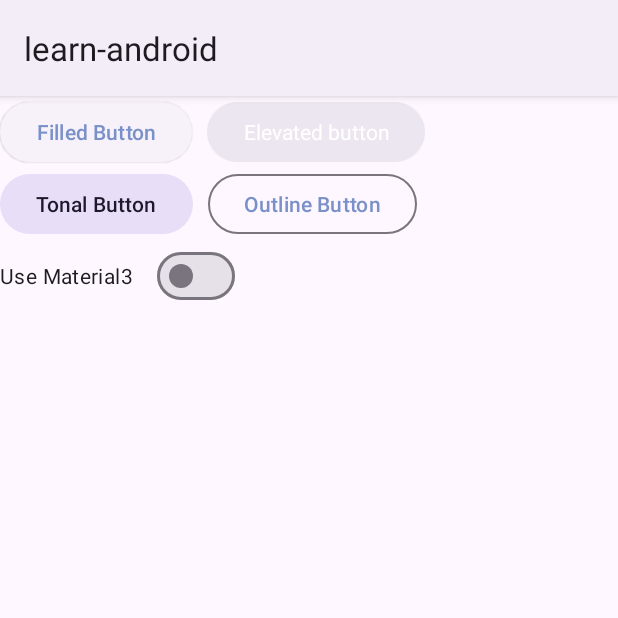
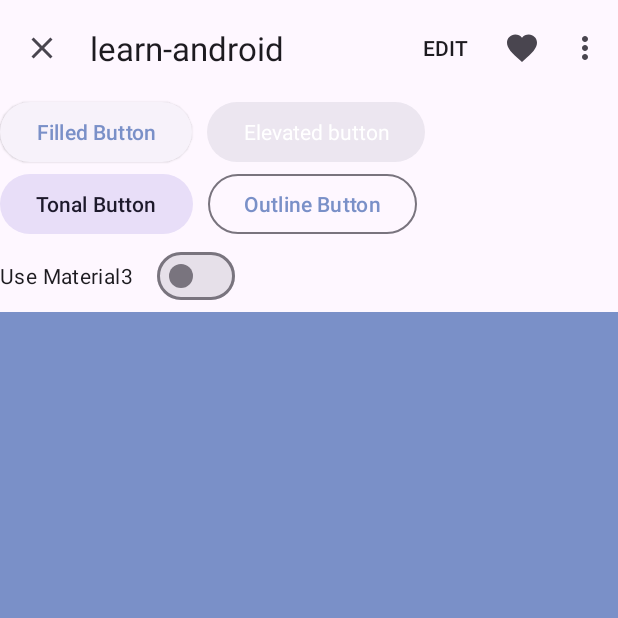
Before and after one commit to hujiejeff/learn-android, an Android app: the Material3DemoActivity screen opened directly, with no data from a screen before it, on a phone screen of 412 x 824 dp, the top half of it. Run offline under Robolectric (Android 15) with nearby library versions, the phone set to English and light mode, and no system bars; libraries missing offline, so code that uses them is left out: com.blankj.utilcode, io.github.inflationx.calligraphy3, io.github.inflationx.viewpump; Roboto replaces fonts that are not available here; 2 statements that could not run were skipped.

Commit message:
material3风格toolbar

```diff
--- a/app/src/main/java/com/hujiejeff/learn_android/material3/Material3DemoActivity.kt
+++ b/app/src/main/java/com/hujiejeff/learn_android/material3/Material3DemoActivity.kt
@@ -1,12 +1,15 @@
 package com.hujiejeff.learn_android.material3
 
+import android.view.View
+import androidx.core.view.ViewCompat
+import androidx.core.view.WindowInsetsCompat
 import com.blankj.utilcode.util.AppUtils
-import com.blankj.utilcode.util.SPUtils
-import com.blankj.utilcode.util.Utils
-import com.google.common.eventbus.EventBus
+import com.blankj.utilcode.util.BarUtils
+import com.blankj.utilcode.util.SnackbarUtils
+import com.google.android.material.shape.MaterialShapeDrawable
+import com.hujiejeff.learn_android.R
 import com.hujiejeff.learn_android.base.BaseActivity
 import com.hujiejeff.learn_android.base.CommonApplication
-import com.hujiejeff.learn_android.databinding.ActivityConstrainLayoutHomeDemoBinding
 import com.hujiejeff.learn_android.databinding.ActivityMaterial3DemoBinding
 
 class Material3DemoActivity: BaseActivity<ActivityMaterial3DemoBinding>() {
@@ -16,5 +19,42 @@ class Material3DemoActivity: BaseActivity<ActivityMaterial3DemoBinding>() {
             CommonApplication.get().setMaterial3Theme(isChecked)
             AppUtils.relaunchApp()
         }
+
+
+        BarUtils.setStatusBarLightMode(window, true)
+        appbarLayout.statusBarForeground = MaterialShapeDrawable.createWithElevationOverlay(this@Material3DemoActivity)
+        topAppBar.setNavigationOnClickListener {
+            // Handle navigation icon press
+            onBackPressed()
+        }
+
+        ViewCompat.setOnApplyWindowInsetsListener(
+            root
+        ) { v: View?, insetsCompat: WindowInsetsCompat ->
+            val insets = insetsCompat.getInsets(WindowInsetsCompat.Type.statusBars())
+            appbarLayout.setPadding(0, insets.top, 0, 0)
+            insetsCompat
+        }
+
+        topAppBar.setOnMenuItemClickListener { menuItem ->
+            when (menuItem.itemId) {
+                R.id.edit -> {
+                    SnackbarUtils.with(root).setMessage("Click edit").show()
+                    // Handle edit text press
+                    true
+                }
+                R.id.favorite -> {
+                    SnackbarUtils.with(root).setMessage("Click favorite").show()
+                    // Handle favorite icon press
+                    true
+                }
+                R.id.more -> {
+                    SnackbarUtils.with(root).setMessage("Click more").show()
+                    // Handle more item (inside overflow menu) press
+                    true
+                }
+                else -> false
+            }
+        }
     }
 }
--- /dev/null
+++ b/app/src/main/res/drawable/ic_close_24dp.xml
@@ -0,0 +1,10 @@
+<vector xmlns:android="http://schemas.android.com/apk/res/android"
+    android:width="24dp"
+    android:height="24dp"
+    android:tint="?attr/colorControlNormal"
+    android:viewportWidth="24"
+    android:viewportHeight="24">
+    <path
+        android:fillColor="@android:color/white"
+        android:pathData="M19,6.41L17.59,5 12,10.59 6.41,5 5,6.41 10.59,12 5,17.59 6.41,19 12,13.41 17.59,19 19,17.59 13.41,12z" />
+</vector>
--- /dev/null
+++ b/app/src/main/res/drawable/ic_favorite_24dp.xml
@@ -0,0 +1,10 @@
+<vector xmlns:android="http://schemas.android.com/apk/res/android"
+    android:width="24dp"
+    android:height="24dp"
+    android:tint="?attr/colorControlNormal"
+    android:viewportWidth="24"
+    android:viewportHeight="24">
+    <path
+        android:fillColor="@android:color/white"
+        android:pathData="M12,21.35l-1.45,-1.32C5.4,15.36 2,12.28 2,8.5 2,5.42 4.42,3 7.5,3c1.74,0 3.41,0.81 4.5,2.09C13.09,3.81 14.76,3 16.5,3 19.58,3 22,5.42 22,8.5c0,3.78 -3.4,6.86 -8.55,11.54L12,21.35z" />
+</vector>
--- a/app/src/main/res/layout/activity_material3_demo.xml
+++ b/app/src/main/res/layout/activity_material3_demo.xml
@@ -1,49 +1,95 @@
 <?xml version="1.0" encoding="utf-8"?>
-<androidx.constraintlayout.widget.ConstraintLayout xmlns:android="http://schemas.android.com/apk/res/android"
+
+<androidx.coordinatorlayout.widget.CoordinatorLayout xmlns:android="http://schemas.android.com/apk/res/android"
+    android:fitsSystemWindows="true"
+    xmlns:app="http://schemas.android.com/apk/res-auto"
+    xmlns:tools="http://schemas.android.com/tools"
     android:layout_width="match_parent"
     android:layout_height="match_parent"
-    xmlns:app="http://schemas.android.com/apk/res-auto">
+    tools:context=".material3.Material3DemoActivity">
+
+    <com.google.android.material.appbar.AppBarLayout
+        android:id="@+id/appbarLayout"
+        app:liftOnScroll="true"
+        android:layout_width="match_parent"
+        android:layout_height="wrap_content">
+
+        <com.google.android.material.appbar.MaterialToolbar
+            android:id="@+id/topAppBar"
+            app:layout_scrollFlags="noScroll"
+            app:layout_scrollEffect="compress"
+            android:layout_width="match_parent"
+            android:layout_height="?attr/actionBarSize"
+            app:menu="@menu/top_app_bar"
+            app:navigationIcon="@drawable/ic_close_24dp"
+            app:title="@string/app_name" />
+
+    </com.google.android.material.appbar.AppBarLayout>
+
+    <!-- Note: A RecyclerView can also be used -->
+    <androidx.core.widget.NestedScrollView
+        android:layout_width="match_parent"
+        android:layout_height="match_parent"
+        app:layout_behavior="@string/appbar_scrolling_view_behavior">
+
+        <androidx.constraintlayout.widget.ConstraintLayout
+            android:layout_width="match_parent"
+            android:layout_height="match_parent">
 
             <Button
-        android:text="Filled Button"
                 android:id="@+id/filledBtn"
                 style="@style/Widget.Material3.Button.ElevatedButton"
                 android:layout_width="wrap_content"
-        android:layout_height="wrap_content"/>
+                android:layout_height="wrap_content"
+                android:text="Filled Button" />
+
             <Button
-        android:text="Elevated button"
                 android:id="@+id/elevatedBtn"
                 style="@style/MaterialAlertDialog.Material3"
                 android:layout_width="wrap_content"
-        android:layout_height="wrap_content"/>
+                android:layout_height="wrap_content"
+                android:text="Elevated button" />
+
             <Button
                 android:id="@+id/tonalBtn"
                 style="@style/Widget.Material3.Button.TonalButton"
-        android:text="Tonal Button"
                 android:layout_width="wrap_content"
-        android:layout_height="wrap_content"/>
+                android:layout_height="wrap_content"
+                android:text="Tonal Button" />
+
             <Button
                 android:id="@+id/outlineBtn"
                 style="@style/Widget.Material3.Button.OutlinedButton"
-        android:text="Outline Button"
                 android:layout_width="wrap_content"
-        android:layout_height="wrap_content"/>
+                android:layout_height="wrap_content"
+                android:text="Outline Button" />
+
             <com.google.android.material.materialswitch.MaterialSwitch
                 android:id="@+id/sw_use_material3"
                 android:layout_width="wrap_content"
                 android:layout_height="wrap_content"
                 android:checked="true"
-        android:text="Use Material3"/>
+                android:text="Use Material3" />
+            <ImageView
+                android:id="@+id/iv"
+                android:src="@color/material_dynamic_primary60"
+                android:layout_width="match_parent"
+                android:layout_height="1000dp"/>
+
             <androidx.constraintlayout.helper.widget.Flow
-        app:flow_wrapMode="chain2"
+                android:layout_width="match_parent"
+                android:layout_height="wrap_content"
+                android:orientation="horizontal"
+                app:constraint_referenced_ids="filledBtn,elevatedBtn,tonalBtn,outlineBtn,sw_use_material3,iv"
                 app:flow_horizontalAlign="start"
                 app:flow_horizontalBias="0"
                 app:flow_horizontalGap="10dp"
                 app:flow_horizontalStyle="packed"
-        app:layout_constraintTop_toTopOf="parent"
-        app:constraint_referenced_ids="filledBtn,elevatedBtn,tonalBtn,outlineBtn,sw_use_material3"
-        android:orientation="horizontal"
-        android:layout_width="match_parent"
-        android:layout_height="wrap_content"/>
+                app:flow_wrapMode="chain2"
+                app:layout_constraintTop_toTopOf="parent" />
 
         </androidx.constraintlayout.widget.ConstraintLayout>
+
+    </androidx.core.widget.NestedScrollView>
+
+</androidx.coordinatorlayout.widget.CoordinatorLayout>
--- /dev/null
+++ b/app/src/main/res/menu/top_app_bar.xml
@@ -0,0 +1,20 @@
+<?xml version="1.0" encoding="utf-8"?>
+<menu xmlns:android="http://schemas.android.com/apk/res/android"
+    xmlns:app="http://schemas.android.com/apk/res-auto">
+
+    <item
+        android:id="@+id/edit"
+        android:title="Edit"
+        app:showAsAction="ifRoom" />
+
+    <item
+        android:id="@+id/favorite"
+        android:icon="@drawable/ic_favorite_24dp"
+        android:title="Favorite"
+        app:showAsAction="ifRoom" />
+
+    <item
+        android:id="@+id/more"
+        android:title="More"
+        app:showAsAction="never" />
+</menu>
--- a/app/src/main/res/values/themes.xml
+++ b/app/src/main/res/values/themes.xml
@@ -13,8 +13,9 @@
         <item name="android:statusBarColor" tools:targetApi="l">?attr/colorPrimaryVariant</item>
         <!-- Customize your theme here. -->
     </style>
-    <style name="My_Material3" parent="Theme.Material3.Light">
+    <style name="My_Material3" parent="Theme.Material3.Light.NoActionBar">
         <item name="colorPrimary">@color/material_dynamic_primary60</item>
+        <item name="android:statusBarColor">@android:color/transparent</item>
     </style>
 
     <style name="custom_dialog" parent="android:Theme.Dialog">
```
Also changed, not shown: app/src/main/java/com/hujiejeff/learn_android/util/WindowPreferencesManager.java (added, +131 -0 lines). Lines whose indentation alone changed are shown as unchanged.
